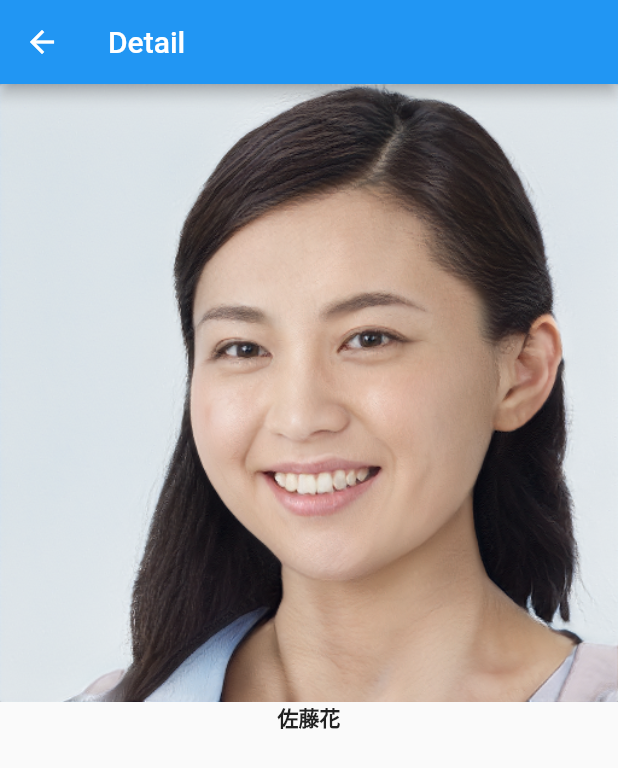
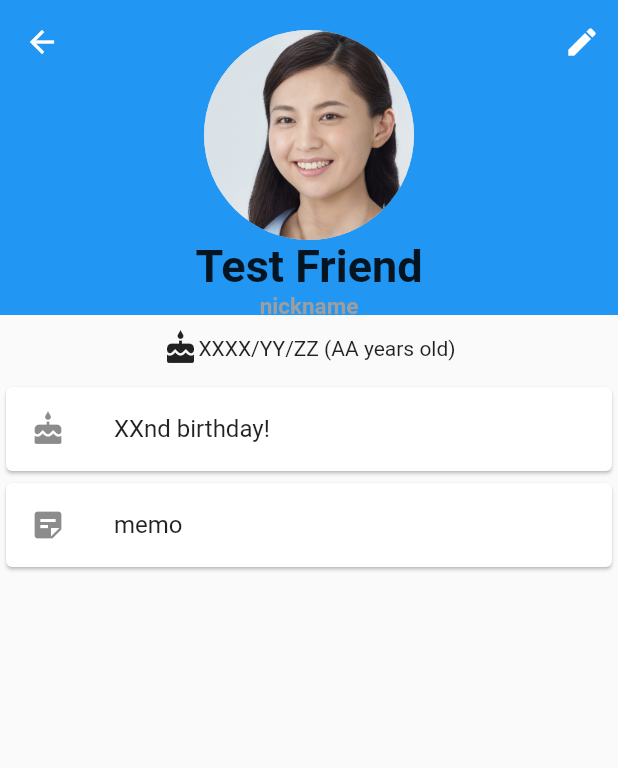
Before and after one commit to nmskm240/friend_list, a Flutter app: the FriendDetail screen opened by its route, on a phone screen of 412 x 824 dp. Shown: the top 768 px of the screen. Run offline on Flutter 3.47's test engine with Material 2 defaults, Android fonts, the phone set to English and light mode, and no system bars.

Commit message:
fix layout

```diff
--- a/lib/view/friend_detail.dart
+++ b/lib/view/friend_detail.dart
@@ -6,38 +6,78 @@ class FriendDetail extends StatelessWidget {
   @override
   Widget build(BuildContext context) {
     return Scaffold(
-      appBar: AppBar(
+      body: CustomScrollView(
+        slivers: [
+          SliverAppBar(
             actions: <Widget>[
-          TextButton(
+              IconButton(
+                icon: const Icon(Icons.edit),
                 onPressed: () {
-              // TODO: detail edit process
+                  // TODO: edit process
                 },
-            child: const Text("Edit"),
               ),
             ],
-        leading: IconButton(
-          icon: const Icon(Icons.arrow_back),
-          onPressed: () {
-            Navigator.pop(context);
-          },
+            expandedHeight: 210,
+            flexibleSpace: FlexibleSpaceBar(
+              background: Padding(
+                padding: const EdgeInsets.all(20),
+                child: Column(
+                  children: const <Widget>[
+                    CircleAvatar(
+                      radius: 70,
+                      backgroundImage:
+                          AssetImage("assets/demo/images/face_001.png"),
                     ),
-        title: const Text("Detail"),
+                    Text(
+                      "Test Friend",
+                      style: TextStyle(
+                        fontSize: 30,
+                        fontWeight: FontWeight.bold,
                       ),
-      body: SingleChildScrollView(
-        child: Column(
-          children: <Widget>[
-            Center(
-              child: Image.asset("assets/demo/images/face_001.png"),
                     ),
-            const Center(
-              child: Text(
-                "佐藤花",
-                style: TextStyle(fontWeight: FontWeight.bold),
+                    Text(
+                      "nickname",
+                      style: TextStyle(
+                        color: Colors.grey,
+                        fontSize: 15,
+                        fontWeight: FontWeight.bold,
                       ),
                     ),
                   ],
                 ),
               ),
+            ),
+          ),
+          SliverList(
+            delegate: SliverChildListDelegate(
+              [
+                Padding(
+                  padding: const EdgeInsets.all(10),
+                  child: Row(
+                    mainAxisAlignment: MainAxisAlignment.center,
+                    children: const <Widget>[
+                      Icon(Icons.cake),
+                      Text("XXXX/YY/ZZ (AA years old)"),
+                    ],
+                  ),
+                ),
+                const Card(
+                  child: ListTile(
+                    leading: Icon(Icons.cake),
+                    title: Text("XXnd birthday!"),
+                  ),
+                ),
+                const Card(
+                  child: ListTile(
+                    leading: Icon(Icons.sticky_note_2),
+                    title: Text("memo"),
+                  ),
+                ),
+              ],
+            ),
+          ),
+        ],
+      ),
     );
   }
 }
--- a/lib/view/friends.dart
+++ b/lib/view/friends.dart
@@ -25,6 +25,9 @@ class Friends extends StatelessWidget {
               itemBuilder: (BuildContext context, int index) {
                 return ListTile(
                   title: const Text("Test Friend"),
+                  leading: const CircleAvatar(
+                    child: Icon(Icons.person),
+                  ),
                   onTap: () async {
                     await Navigator.pushNamed(context, "/friends/detail");
                   },
```
Lines whose indentation alone changed are shown as unchanged.
